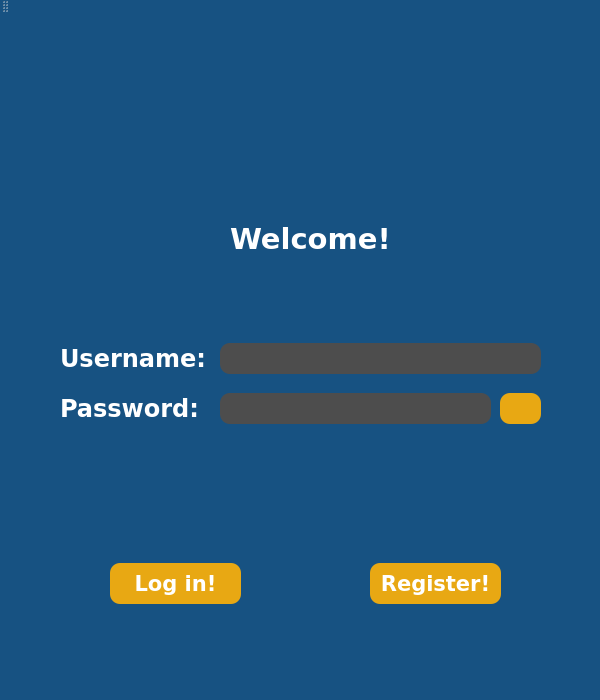
This is MoviePlatformApp/MoviePlatformApp/LogInPage.ui in TudiMoldoveanu/MovieRecomendationApp as Qt 5 draws it before an edit. The edited form follows.
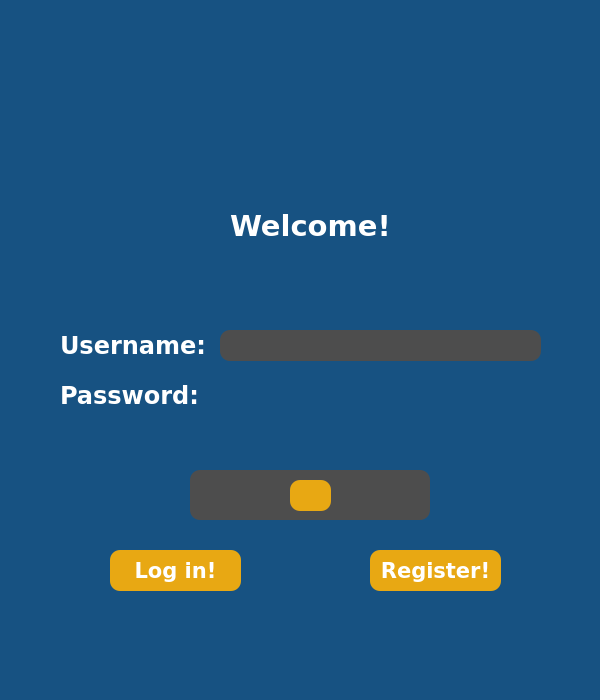
This is the edited form. Icons and pictures are not drawn.

Commit message: Disabled LogIn button when clicked and added a loader.gif that is displayed at LogIn clicked.

What changed in the file:
```diff
--- a/MoviePlatformApp/MoviePlatformApp/LogInPage.ui
+++ b/MoviePlatformApp/MoviePlatformApp/LogInPage.ui
@@ -446,10 +446,10 @@
    <widget class="QLineEdit" name="passLineEdit">
     <property name="geometry">
      <rect>
-      <x>220</x>
-      <y>380</y>
-      <width>271</width>
-      <height>31</height>
+      <x>190</x>
+      <y>470</y>
+      <width>240</width>
+      <height>50</height>
      </rect>
     </property>
     <property name="font">
@@ -474,8 +474,8 @@
      <rect>
       <x>60</x>
       <y>420</y>
-      <width>471</width>
-      <height>51</height>
+      <width>300</width>
+      <height>35</height>
      </rect>
     </property>
     <property name="font">
@@ -514,8 +514,8 @@
    <widget class="QPushButton" name="pushButton">
     <property name="geometry">
      <rect>
-      <x>500</x>
-      <y>380</y>
+      <x>290</x>
+      <y>480</y>
       <width>41</width>
       <height>31</height>
      </rect>
@@ -552,14 +552,6 @@
     </rect>
    </property>
   </widget>
-  <widget class="QToolBar" name="mainToolBar">
-   <attribute name="toolBarArea">
-    <enum>TopToolBarArea</enum>
-   </attribute>
-   <attribute name="toolBarBreak">
-    <bool>false</bool>
-   </attribute>
-  </widget>
   <widget class="QStatusBar" name="statusBar"/>
  </widget>
  <layoutdefault spacing="6" margin="11"/>
```
Left out of the diff: 6 changed lines with no effect on the pictures. The commit also changes 7 other files.
